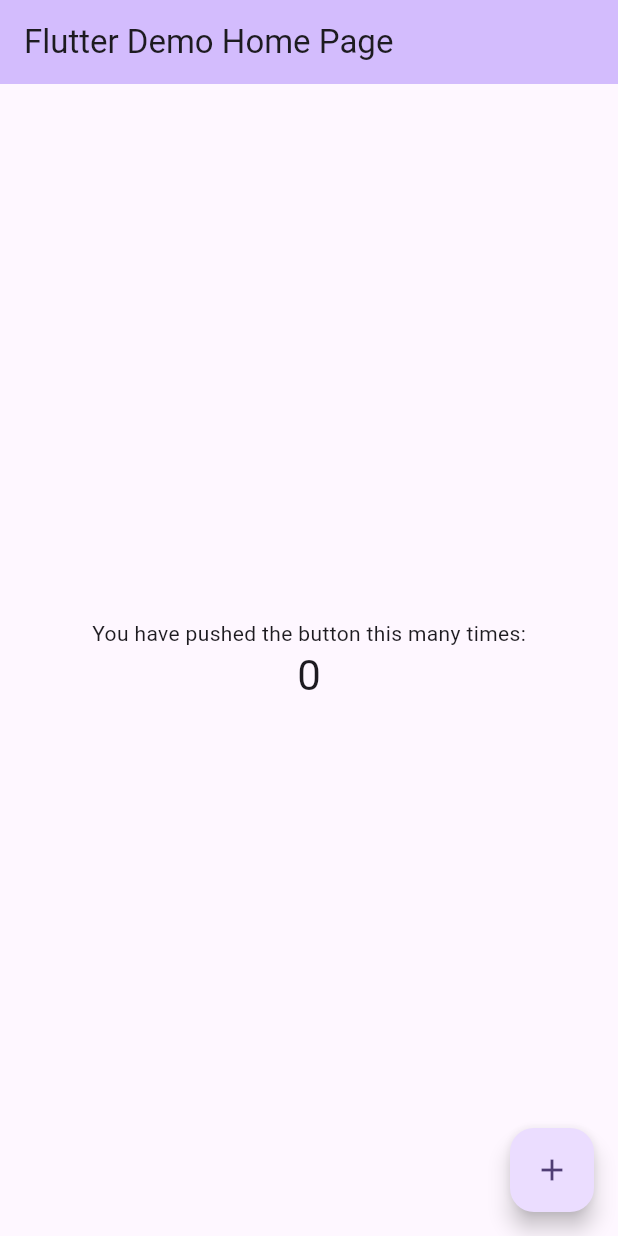
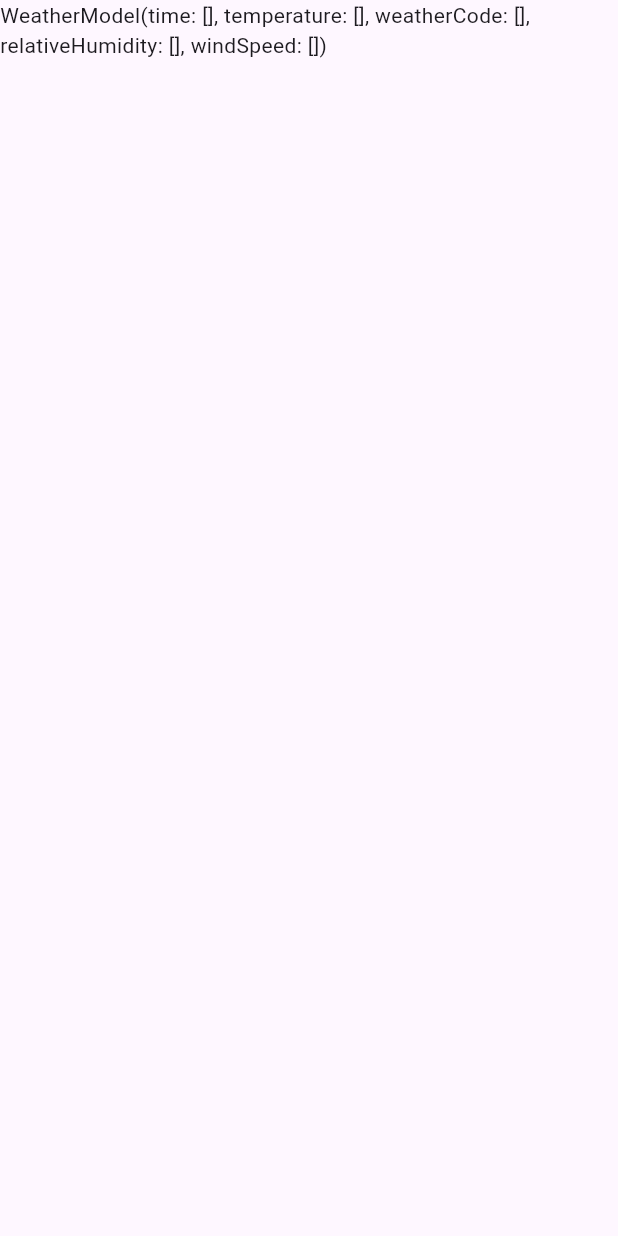
Before and after one commit to orm-flutter-team-B2/Weather_forecast, a Flutter app: the screen it shows after launch, on a phone screen of 412 x 824 dp. Run offline on Flutter 3.47's test engine with Material 3 defaults, Android fonts, the phone set to English and light mode, and no system bars; our stand-ins replace freezed_annotation.

Commit message:
feat: viewModel 작성, 기본 provider 적용

```diff
--- a/lib/main.dart
+++ b/lib/main.dart
@@ -1,4 +1,10 @@
 import 'package:flutter/material.dart';
+import 'package:provider/provider.dart';
+import 'package:weather/data/data_source/weather_api.dart';
+import 'package:weather/data/repository/weather_repository_impl.dart';
+import 'package:weather/presentation/weather/weather_view_model.dart';
+
+import 'presentation/weather/weather_screen.dart';
 
 void main() {
   runApp(const MyApp());
@@ -31,95 +37,10 @@ class MyApp extends StatelessWidget {
           colorScheme: ColorScheme.fromSeed(seedColor: Colors.deepPurple),
           useMaterial3: true,
         ),
-      home: const MyHomePage(title: 'Flutter Demo Home Page'),
-    );
+        home: ChangeNotifierProvider(
+            create: (_) => WeatherViewModel(
+                weatherRepository:
+                    WeatherRepositoryImpl(weatherApi: WeatherApi())),
+            child: WeatherScreen()));
   }
 }
-
-class MyHomePage extends StatefulWidget {
-  const MyHomePage({super.key, required this.title});
-
-  // This widget is the home page of your application. It is stateful, meaning
-  // that it has a State object (defined below) that contains fields that affect
-  // how it looks.
-
-  // This class is the configuration for the state. It holds the values (in this
-  // case the title) provided by the parent (in this case the App widget) and
-  // used by the build method of the State. Fields in a Widget subclass are
-  // always marked "final".
-
-  final String title;
-
-  @override
-  State<MyHomePage> createState() => _MyHomePageState();
-}
-
-class _MyHomePageState extends State<MyHomePage> {
-  int _counter = 0;
-
-  void _incrementCounter() {
-    setState(() {
-      // This call to setState tells the Flutter framework that something has
-      // changed in this State, which causes it to rerun the build method below
-      // so that the display can reflect the updated values. If we changed
-      // _counter without calling setState(), then the build method would not be
-      // called again, and so nothing would appear to happen.
-      _counter++;
-    });
-  }
-
-  @override
-  Widget build(BuildContext context) {
-    // This method is rerun every time setState is called, for instance as done
-    // by the _incrementCounter method above.
-    //
-    // The Flutter framework has been optimized to make rerunning build methods
-    // fast, so that you can just rebuild anything that needs updating rather
-    // than having to individually change instances of widgets.
-    return Scaffold(
-      appBar: AppBar(
-        // TRY THIS: Try changing the color here to a specific color (to
-        // Colors.amber, perhaps?) and trigger a hot reload to see the AppBar
-        // change color while the other colors stay the same.
-        backgroundColor: Theme.of(context).colorScheme.inversePrimary,
-        // Here we take the value from the MyHomePage object that was created by
-        // the App.build method, and use it to set our appbar title.
-        title: Text(widget.title),
-      ),
-      body: Center(
-        // Center is a layout widget. It takes a single child and positions it
-        // in the middle of the parent.
-        child: Column(
-          // Column is also a layout widget. It takes a list of children and
-          // arranges them vertically. By default, it sizes itself to fit its
-          // children horizontally, and tries to be as tall as its parent.
-          //
-          // Column has various properties to control how it sizes itself and
-          // how it positions its children. Here we use mainAxisAlignment to
-          // center the children vertically; the main axis here is the vertical
-          // axis because Columns are vertical (the cross axis would be
-          // horizontal).
-          //
-          // TRY THIS: Invoke "debug painting" (choose the "Toggle Debug Paint"
-          // action in the IDE, or press "p" in the console), to see the
-          // wireframe for each widget.
-          mainAxisAlignment: MainAxisAlignment.center,
-          children: <Widget>[
-            const Text(
-              'You have pushed the button this many times:',
-            ),
-            Text(
-              '$_counter',
-              style: Theme.of(context).textTheme.headlineMedium,
-            ),
-          ],
-        ),
-      ),
-      floatingActionButton: FloatingActionButton(
-        onPressed: _incrementCounter,
-        tooltip: 'Increment',
-        child: const Icon(Icons.add),
-      ), // This trailing comma makes auto-formatting nicer for build methods.
-    );
-  }
-}
--- /dev/null
+++ b/lib/presentation/weather/weather_screen.dart
@@ -0,0 +1,15 @@
+import 'package:flutter/material.dart';
+import 'package:provider/provider.dart';
+import 'package:weather/presentation/weather/weather_view_model.dart';
+
+class WeatherScreen extends StatelessWidget {
+  const WeatherScreen({Key? key}) : super(key: key);
+
+  @override
+  Widget build(BuildContext context) {
+    final viewModel = context.watch<WeatherViewModel>();
+    return Scaffold(
+      body: Text('${viewModel.weather}'),
+    );
+  }
+}
--- /dev/null
+++ b/lib/presentation/weather/weather_view_model.dart
@@ -0,0 +1,24 @@
+import 'package:flutter/material.dart';
+import 'package:weather/domain/model/weather_model.dart';
+import 'package:weather/domain/repository/weather_repository.dart';
+
+class WeatherViewModel with ChangeNotifier {
+  final WeatherRepository _weatherRepository;
+
+  WeatherViewModel({required WeatherRepository weatherRepository})
+      : _weatherRepository = weatherRepository;
+
+  WeatherModel _weather = const WeatherModel(time: [],
+      temperature: [],
+      weatherCode: [],
+      relativeHumidity: [],
+      windSpeed: []
+  );
+
+  WeatherModel get weather => _weather;
+
+  void fetchWeather(double lat, double lon) async {
+    _weather = await _weatherRepository.getWeather(lat, lon);
+    notifyListeners();
+  }
+}
--- a/pubspec.yaml
+++ b/pubspec.yaml
@@ -38,6 +38,7 @@ dependencies:
   freezed_annotation: ^2.4.1
   json_annotation: ^4.8.1
   http: ^1.2.1
+  provider: ^6.1.2
 
 dev_dependencies:
   flutter_test:
```
Also changed, not shown: pubspec.lock. Lines whose indentation alone changed are shown as unchanged.
